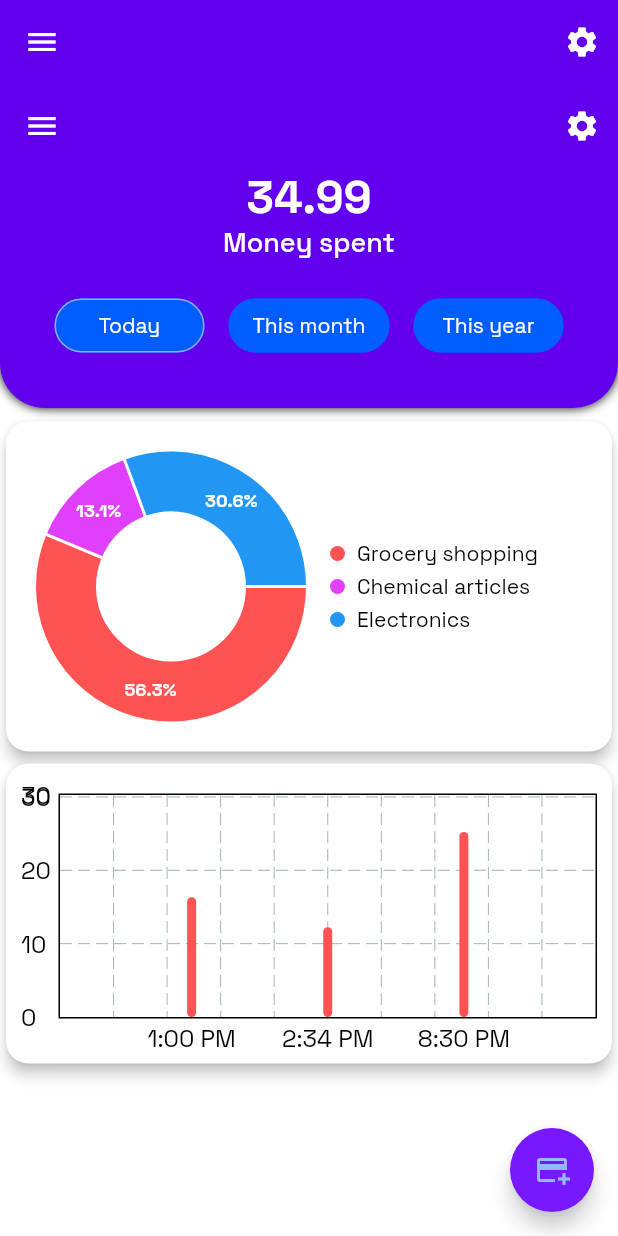
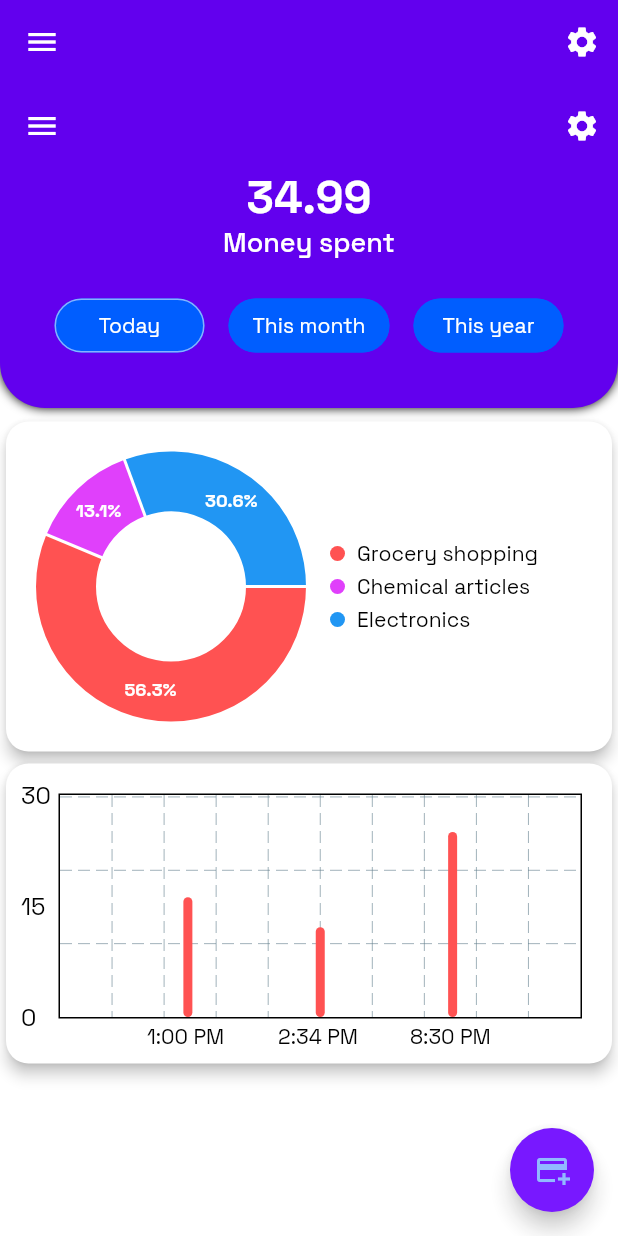
Before and after one commit to justdodo27/financepal, a Flutter app: the screen it shows after launch, on a phone screen of 412 x 824 dp. Run offline on Flutter 3.47's test engine with Material 2 defaults, Android fonts, the phone set to English and light mode, and no system bars; drawn by our look-alikes of fl_chart; our stand-ins replace google_fonts, shared_preferences.

Commit message:
Set titles spacing

```diff
--- a/frontend/lib/pages/home_page/components/bar_chart_section.dart
+++ b/frontend/lib/pages/home_page/components/bar_chart_section.dart
@@ -44,7 +44,7 @@ class BarChartSection extends StatelessWidget {
       elevation: 4,
       color: Theme.of(context).colorScheme.onPrimary,
       child: Container(
-        padding: const EdgeInsets.only(top: 20, right: 10, left: 10),
+        padding: const EdgeInsets.only(top: 20, right: 20, left: 10),
         child: ConstrainedBox(
           constraints: const BoxConstraints(maxHeight: 180),
           child: BarChart(
@@ -60,20 +60,28 @@ class BarChartSection extends StatelessWidget {
                 ),
                 bottomTitles: AxisTitles(
                   sideTitles: SideTitles(
-                    showTitles: true,
-                    reservedSize: 30,
-                    getTitlesWidget: (value, meta) => Padding(
-                      padding: const EdgeInsets.only(top: 3.0),
-                      child: Text(
-                        data.firstWhere((element) => element.id == value).name,
-                      ),
-                    ),
-                  ),
+                      showTitles: true,
+                      reservedSize: 30,
+                      getTitlesWidget: (value, meta) {
+                        if (value != 0 &&
+                            value != data.length - 1 &&
+                            value != data.length ~/ 2) return Container();
+                        return Padding(
+                          padding: const EdgeInsets.only(top: 3.0, right: 3),
+                          child: Text(
+                            data
+                                .firstWhere((element) => element.id == value)
+                                .name,
+                            style: Theme.of(context).textTheme.bodySmall,
+                          ),
+                        );
+                      }),
                 ),
                 leftTitles: AxisTitles(
                   sideTitles: SideTitles(
                     showTitles: true,
                     reservedSize: _getReservedSize(),
+                    interval: maxY / 2,
                     getTitlesWidget: (value, meta) => Padding(
                       padding: const EdgeInsets.only(right: 3.0),
                       child: Text(
```
